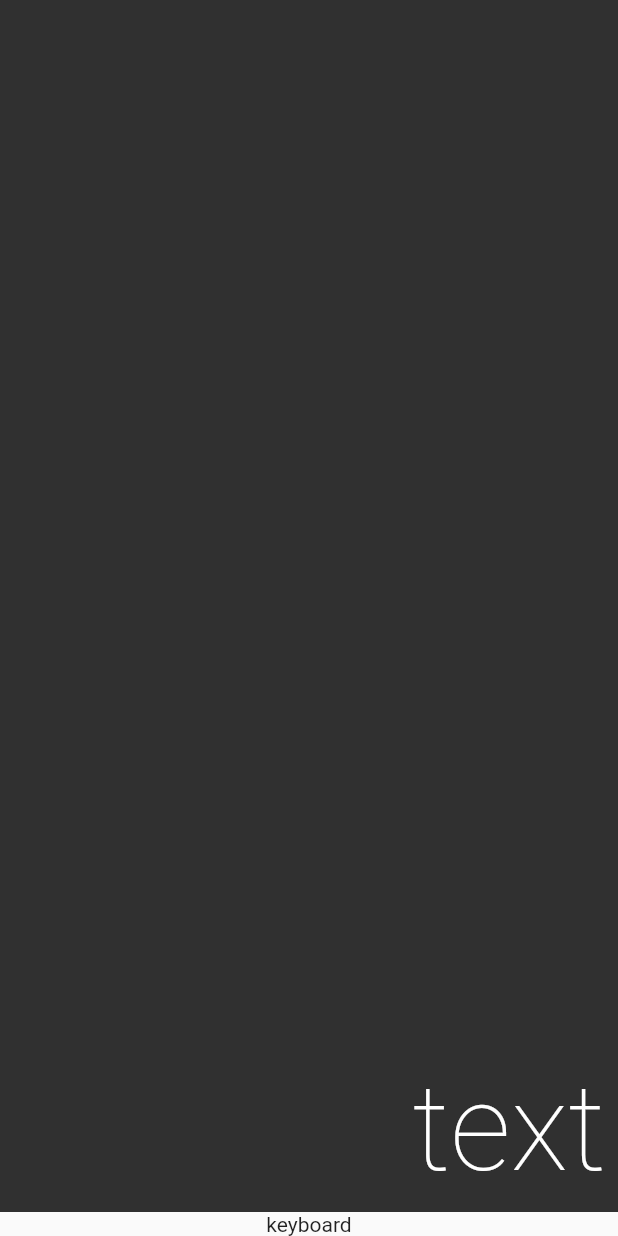
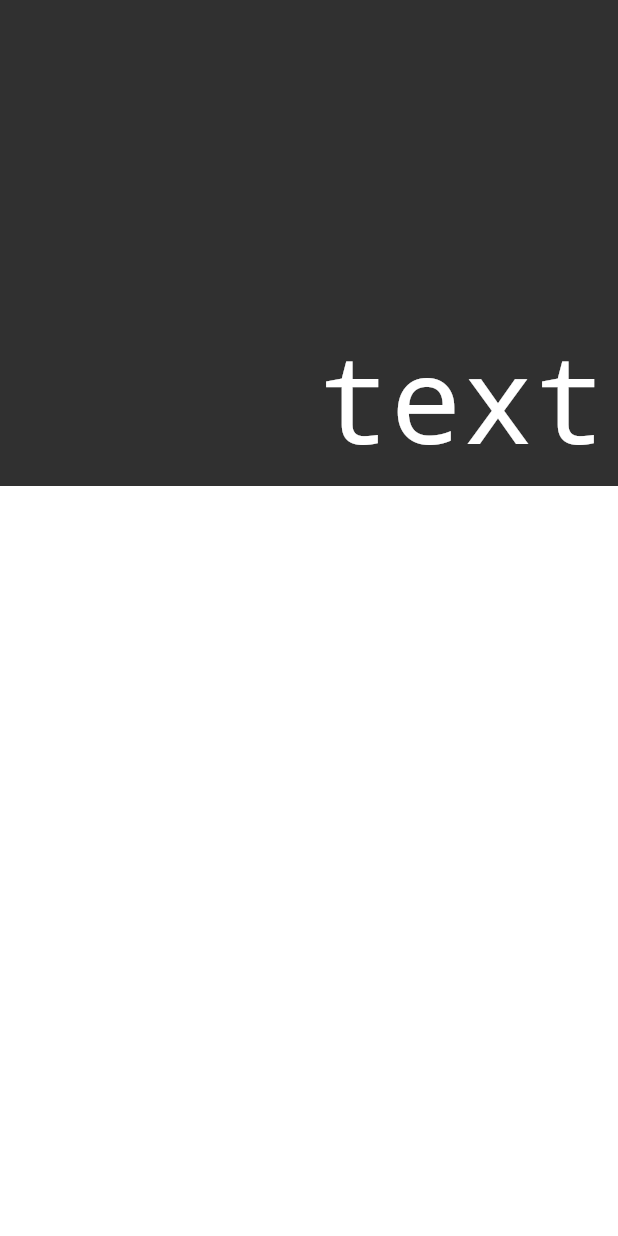
Before and after one commit to eliezerantonio/calculadora, a Flutter app: the screen it shows after launch, on a phone screen of 412 x 824 dp. Run offline on Flutter 3.47's test engine with Material 2 defaults, Android fonts, the phone set to English and light mode, and no system bars; drawn by our look-alikes of auto_size_text.

Commit message:
keyboard

```diff
--- a/lib/screens/calculator.dart
+++ b/lib/screens/calculator.dart
@@ -1,3 +1,4 @@
+import 'package:calculadora/screens/keyboard.dart';
 import 'package:calculadora/widgets/display.dart';
 import 'package:flutter/material.dart';
 
@@ -6,10 +7,11 @@
 
   @override
   Widget build(BuildContext context) {
-    return Scaffold(
-        body: Column(children: [
-      Display("text"),
-      Text("keyboard"),
-    ]));
+    return Column(
+      children: [
+        Display("text"),
+        Keyboard(),
+      ],
+    );
   }
 }
--- /dev/null
+++ b/lib/screens/keyboard.dart
@@ -0,0 +1,12 @@
+import 'package:flutter/material.dart';
+
+class Keyboard extends StatelessWidget {
+  const Keyboard({Key key}) : super(key: key);
+
+  @override
+  Widget build(BuildContext context) {
+    return Container(
+      height: 500,
+    );
+  }
+}
--- a/lib/widgets/display.dart
+++ b/lib/widgets/display.dart
@@ -16,7 +16,7 @@
           children: [
             Padding(
               padding: const EdgeInsets.all(8.0),
-              child:  AutoSizeText(
+              child: AutoSizeText(
                 "text",
                 maxFontSize: 90,
                 minFontSize: 20,
@@ -26,6 +26,7 @@
                   fontWeight: FontWeight.w100,
                   fontSize: 80,
                   color: Colors.white,
+                  decoration: TextDecoration.none,
                 ),
               ),
             ),
```
Lines whose indentation alone changed are shown as unchanged.
